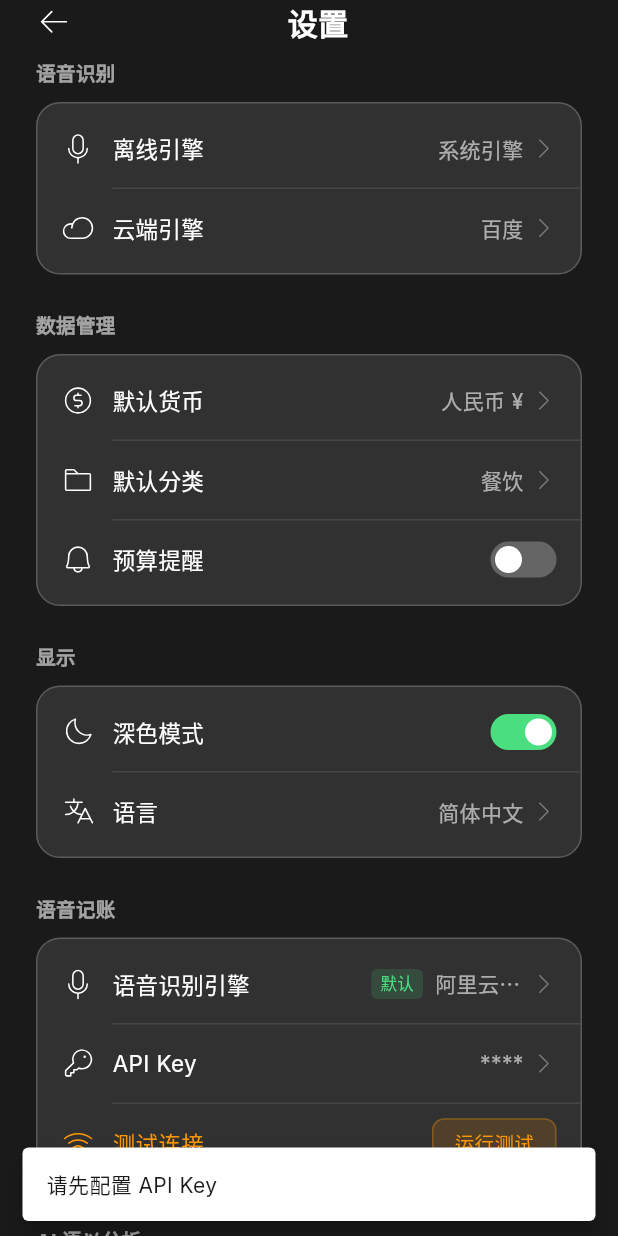
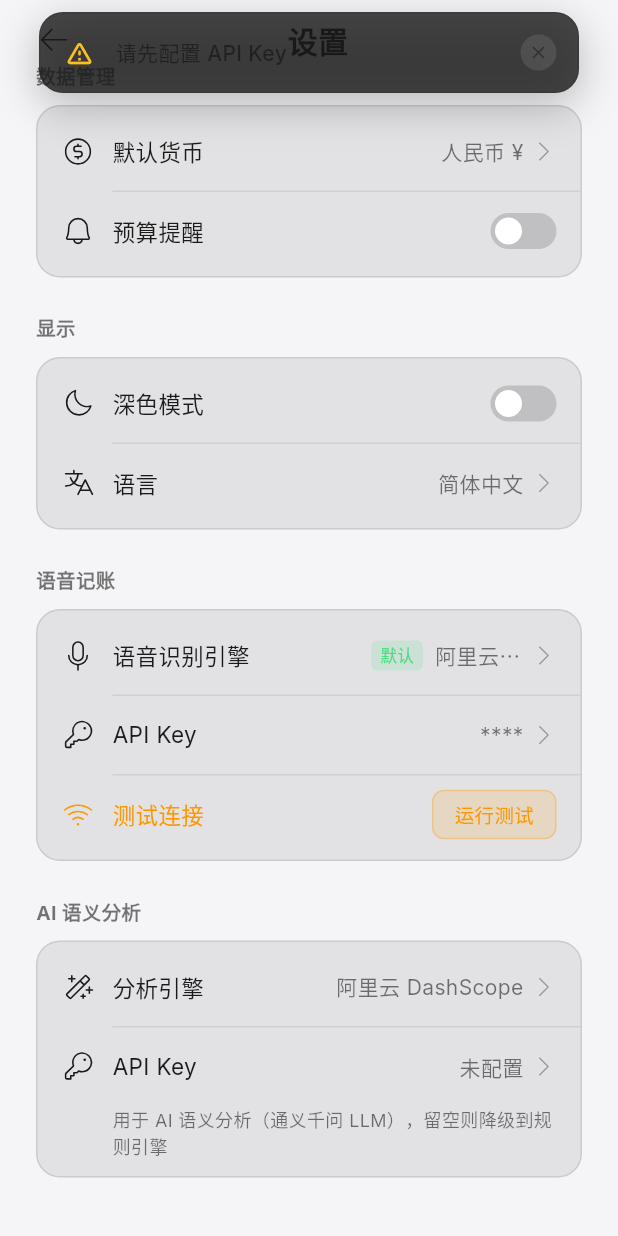
Before and after one commit to Historya/timi, a Flutter app: the SettingsScreen screen opened by its route, after a tap on "运行测试", on a phone screen of 412 x 824 dp. Run offline on Flutter 3.47's test engine with Material 3 defaults, Android fonts, the phone set to English and light mode, and no system bars; our stand-ins replace drift, flutter_animate, flutter_riverpod, go_router, google_fonts, phosphor_flutter; missing offline and left inert: record; accounts and stored records are empty; generated files the repository leaves out were written again.

Commit message:
添加预算提醒监听器和顶部通知组件

```diff
--- a/lib/providers/ui_providers.dart
+++ b/lib/providers/ui_providers.dart
@@ -57,7 +57,8 @@ final allCategoriesProvider = StreamProvider.autoDispose<List<CategoriesTableDat
 });
 
 /// 当前主题模式（暗色/浅色）
-final themeModeProvider = StateProvider<ThemeMode>((ref) => ThemeMode.dark);
+/// 当前主题模式（system=跟随系统, dark=深色, light=浅色）
+final themeModeProvider = StateProvider<ThemeMode>((ref) => ThemeMode.system);
 
 /// 当前选中的标签页索引（0=首页, 1=账单, 2=统计, 3=我的）
 final currentTabIndexProvider = StateProvider<int>((ref) => 0);
@@ -72,6 +73,12 @@ final monthlyStatsProvider = StreamProvider.autoDispose
 final dailyTotalsProvider = StreamProvider.autoDispose
     .family<List<DailyTotal>, DateTime>((ref, month) {
   return ref.watch(transactionDaoProvider).watchDailyTotals(month.year, month.month);
+});
+
+/// 指定年份 1-12 月每月支出汇总（用于年度趋势图）
+final yearlyMonthlyTotalsProvider = StreamProvider.autoDispose
+    .family<List<MonthlyTotal>, int>((ref, year) {
+  return ref.watch(transactionDaoProvider).watchYearlyMonthlyTotals(year);
 });
 
 /// 指定月份指定类型的分类排名（含 categoryId 和 total）
@@ -105,13 +112,16 @@ final monthlyBudgetProvider = FutureProvider.autoDispose
   ).first;
   final rankingMap = {for (var r in rankings) r.categoryId: r.total};
 
-  double totalSpent = 0;
+  // 获取当月全量总支出（包含所有分类，而非仅设有预算的分类）
+  final totalSpent = await transactionDao.getMonthlyTotalByType(
+    param.year, param.month, 'expense',
+  );
+
   final categorySpending = <CategoryBudgetWithSpending>[];
   for (final cb in categoryBudgets) {
     final category = categoryMap[cb.categoryId];
     if (category == null) continue;
     final actualSpent = rankingMap[cb.categoryId] ?? 0;
-    totalSpent += actualSpent;
     categorySpending.add(CategoryBudgetWithSpending(
       category: category,
       budgetAmount: cb.amount,
--- a/lib/ui/settings/settings_screen.dart
+++ b/lib/ui/settings/settings_screen.dart
@@ -9,6 +9,7 @@ import 'package:timi/providers/ui_providers.dart';
 import 'package:timi/services/asr_service.dart';
 import 'package:timi/services/dashscope_asr_service.dart';
 import 'package:timi/services/tencent_asr_service.dart';
+import 'package:timi/ui/shared/widgets/top_notification.dart';
 
 /// 设置页面
 class SettingsScreen extends ConsumerWidget {
@@ -29,11 +30,6 @@ class SettingsScreen extends ConsumerWidget {
                   child: Column(
                     crossAxisAlignment: CrossAxisAlignment.start,
                     children: [
-                      const SizedBox(height: 10),
-                      const _SectionTitle('语音识别'),
-                      const SizedBox(height: 10),
-                      const _VoiceCard(),
-                      const SizedBox(height: 24),
                       const _SectionTitle('数据管理'),
                       const SizedBox(height: 10),
                       const _DataCard(),
@@ -69,7 +65,7 @@ class _SettingsHeader extends StatelessWidget {
   @override
   Widget build(BuildContext context) {
     return Padding(
-      padding: const EdgeInsets.symmetric(horizontal: 24),
+      padding: const EdgeInsets.fromLTRB(24, 12, 24, 0),
       child: Row(
         children: [
           // 返回按钮 24px
@@ -221,45 +217,6 @@ class _ToggleSwitch extends StatelessWidget {
   }
 }
 
-/// 语音识别卡片 — 从 SettingsTable 加载引擎设置
-class _VoiceCard extends ConsumerWidget {
-  const _VoiceCard();
-
-  @override
-  Widget build(BuildContext context, WidgetRef ref) {
-    // 获取 SettingsDao 实例
-    final dao = ref.watch(settingsDaoProvider);
-    return Container(
-      padding: const EdgeInsets.symmetric(vertical: 4),
-      decoration: AppTheme.glassDecoration(
-        fill: AppTheme.glassFillStrong(context),
-        stroke: AppTheme.glassStroke(context),
-      ),
-      child: Column(
-        children: [
-          _SettingRow(
-            icon: PhosphorIconsLight.microphone,
-            label: '离线引擎',
-            trailing: FutureBuilder<String?>(
-              future: dao.get('offline_engine'),
-              builder: (context, snapshot) => _TrailingText(snapshot.data ?? '系统引擎'),
-            ),
-          ),
-          const _Divider(),
-          _SettingRow(
-            icon: PhosphorIconsLight.cloud,
-            label: '云端引擎',
-            trailing: FutureBuilder<String?>(
-              future: dao.get('cloud_engine'),
-              builder: (context, snapshot) => _TrailingText(snapshot.data ?? '百度'),
-            ),
-          ),
-        ],
-      ),
-    );
-  }
-}
-
 /// 数据管理卡片 — 加载货币 / 分类 / 预算提醒，预算提醒可写回数据库
 class _DataCard extends ConsumerStatefulWidget {
   const _DataCard();
@@ -315,15 +272,6 @@ class _DataCardState extends ConsumerState<_DataCard> {
             trailing: FutureBuilder<String?>(
               future: dao.get('currency'),
               builder: (context, snapshot) => _TrailingText(snapshot.data ?? '人民币 ¥'),
-            ),
-          ),
-          const _Divider(),
-          _SettingRow(
-            icon: PhosphorIconsLight.folder,
-            label: '默认分类',
-            trailing: FutureBuilder<String?>(
-              future: dao.get('default_category'),
-              builder: (context, snapshot) => _TrailingText(snapshot.data ?? '餐饮'),
             ),
           ),
           const _Divider(),
@@ -590,12 +538,17 @@ class _AsrSettingsCardState extends ConsumerState<_AsrSettingsCard> {
   Future<void> _testConnection() async {
     // 验证凭证是否已填写
     if (_engine == 'dashscope' && _dashscopeKey.isEmpty) {
-      _showSnackBar('请先配置 API Key');
+      TopNotification.show(context,
+          message: '请先配置 API Key', type: TopNotificationType.warning);
       return;
     }
     if (_engine == 'tencent') {
-      if (_tencentAppId.isEmpty || _tencentSecretId.isEmpty || _tencentSecretKey.isEmpty) {
-        _showSnackBar('请先填写完整的腾讯云 ASR 凭证');
+      if (_tencentAppId.isEmpty ||
+          _tencentSecretId.isEmpty ||
+          _tencentSecretKey.isEmpty) {
+        TopNotification.show(context,
+            message: '请先填写完整的腾讯云 ASR 凭证',
+            type: TopNotificationType.warning);
         return;
       }
     }
@@ -628,14 +581,17 @@ class _AsrSettingsCardState extends ConsumerState<_AsrSettingsCard> {
       // 连接成功，断开后提示
       await service.disconnect();
       if (mounted) {
-        _showSnackBar('✅ 连接成功！ASR 服务可用');
+        TopNotification.show(context,
+            message: '连接成功！ASR 服务可用',
+            type: TopNotificationType.success);
         setState(() => _testStatus = 'success');
       }
     } catch (e) {
       // 连接失败，断开清理后报错
       await service.disconnect();
       if (mounted) {
-        _showSnackBar('❌ 连接失败：$e');
+        TopNotification.show(context,
+            message: '连接失败：$e', type: TopNotificationType.error);
         setState(() => _testStatus = 'failure');
       }
     } finally {
@@ -643,18 +599,6 @@ class _AsrSettingsCardState extends ConsumerState<_AsrSettingsCard> {
         setState(() => _testing = false);
       }
     }
-  }
-
-  /// 显示 SnackBar 提示信息
-  void _showSnackBar(String message) {
-    if (!context.mounted) return;
-    ScaffoldMessenger.of(context).showSnackBar(
-      SnackBar(
-        content: Text(message),
-        behavior: SnackBarBehavior.floating,
-        duration: const Duration(seconds: 3),
-      ),
-    );
   }
 
   @override
@@ -1166,12 +1110,22 @@ class _DisplayCard extends ConsumerWidget {
             icon: PhosphorIconsLight.moon,
             label: '深色模式',
             trailing: _ToggleSwitch(
-              value: themeMode == ThemeMode.dark,
+              // 判断当前是否实际处于深色模式（考虑跟随系统的情况）
+              value: switch (themeMode) {
+                ThemeMode.dark => true,
+                ThemeMode.light => false,
+                ThemeMode.system =>
+                  MediaQuery.platformBrightnessOf(context) == Brightness.dark,
+              },
               onChanged: () {
-                // 切换暗色/浅色主题
-                ref.read(themeModeProvider.notifier).update(
-                  (state) => state == ThemeMode.dark ? ThemeMode.light : ThemeMode.dark,
-                );
+                // 循环切换：跟随系统 → 深色 → 浅色 → 跟随系统
+                ref.read(themeModeProvider.notifier).update((state) {
+                  return switch (state) {
+                    ThemeMode.system => ThemeMode.dark,
+                    ThemeMode.dark => ThemeMode.light,
+                    ThemeMode.light => ThemeMode.system,
+                  };
+                });
               },
             ),
           ),
--- /dev/null
+++ b/lib/ui/shared/widgets/budget_alert_watcher.dart
@@ -0,0 +1,121 @@
+// 预算提醒监听器 — 响应式检测月支出是否超预算
+//
+// 使用方式：包裹在 MaterialApp 外层，自动监听支出变化。
+// 当预算提醒开关开启且当月支出超过预算额度时，
+// 从顶部滑出磨砂玻璃通知横幅。
+//
+// 注意：仅在首次超过时弹出，同一次超支不重复提醒。
+
+import 'dart:async';
+import 'package:flutter/material.dart';
+import 'package:flutter_riverpod/flutter_riverpod.dart';
+import 'package:timi/data/database/daos/transaction_dao.dart';
+import 'package:timi/core/router/app_router.dart';
+import 'package:timi/providers/database_provider.dart';
+import 'package:timi/providers/ui_providers.dart';
+import 'package:timi/ui/shared/widgets/top_notification.dart';
+
+/// 预算提醒监听器
+///
+/// 响应式监听月度支出汇总，在超预算时弹出顶部通知。
+/// 复用 [monthlyStatsProvider]（来自 ui_providers）作为支出数据源，
+/// 复用 [budgetDaoProvider] 获取当月预算金额。
+class BudgetAlertWatcher extends ConsumerStatefulWidget {
+  final Widget child;
+
+  const BudgetAlertWatcher({super.key, required this.child});
+
+  @override
+  ConsumerState<BudgetAlertWatcher> createState() =>
+      _BudgetAlertWatcherState();
+}
+
+class _BudgetAlertWatcherState extends ConsumerState<BudgetAlertWatcher> {
+  /// 上次提醒时的支出金额，用于避免重复提醒
+  double _lastAlertedTotal = -1;
+
+  /// 预算提醒开关是否开启
+  bool _alertEnabled = false;
+
+  /// 当月的总预算金额（null 表示未设置预算）
+  double? _budgetAmount;
+
+  @override
+  void initState() {
+    super.initState();
+    // 异步读取提醒开关和预算数据
+    _loadSettings();
+  }
+
+  Future<void> _loadSettings() async {
+    final settingsDao = ref.read(settingsDaoProvider);
+    final budgetDao = ref.read(budgetDaoProvider);
+    final now = DateTime.now();
+
+    // 读取预算提醒开关
+    final alertValue = await settingsDao.get('budget_alert');
+    if (mounted) {
+      setState(() => _alertEnabled = alertValue == 'true');
+    }
+
+    // 读取当前月预算（复用已有 DAO）
+    final budget = await budgetDao.getMonthly(now.year, now.month);
+    if (mounted) {
+      setState(() => _budgetAmount = budget?.amount);
+    }
+  }
+
+  @override
+  Widget build(BuildContext context) {
+    final now = DateTime.now();
+    // 复用 ui_providers 中已有的月度统计流（响应式）
+    final currentMonth = DateTime(now.year, now.month, 1);
+
+    // 监听月度支出汇总（每当数据库有交易变动时自动触发）
+    ref.listen<AsyncValue<MonthlySummary>>(
+      monthlyStatsProvider(currentMonth),
+      (previous, next) {
+        next.whenOrNull(
+          data: (summary) {
+            _checkBudget(summary);
+          },
+        );
+      },
+    );
+
+    return widget.child;
+  }
+
+  /// 检查是否超预算，超则弹出提醒
+  void _checkBudget(MonthlySummary summary) {
+    // 条件一：提醒开关必须开启
+    if (!_alertEnabled) return;
+    // 条件二：必须设置了预算
+    if (_budgetAmount == null || _budgetAmount! <= 0) return;
+    // 条件三：当前支出必须超过预算
+    if (summary.totalExpense <= _budgetAmount!) return;
+    // 条件四：避免同一个阈值重复提醒
+    if (summary.totalExpense == _lastAlertedTotal) return;
+
+    // 标记已提醒，避免重复弹出
+    _lastAlertedTotal = summary.totalExpense;
+
+    // 计算超支比例
+    final overRatio =
+        (summary.totalExpense / _budgetAmount! - 1) * 100;
+    final message = overRatio > 50
+        ? '本月预算已超支 ${overRatio.toStringAsFixed(0)}%！'
+        : '本月预算已超支！';
+
+    // 从顶部弹出磨砂玻璃通知
+    // 使用 rootNavigatorKey 获取 Overlay（BudgetAlertWatcher 位于 MaterialApp 上方，
+    // 直接使用 context 无法找到 Overlay）
+    final navigatorState = rootNavigatorKey.currentState;
+    TopNotification.show(
+      context,
+      message: message,
+      type: TopNotificationType.warning,
+      overlay: navigatorState?.overlay,
+    );
+  }
+}
--- /dev/null
+++ b/lib/ui/shared/widgets/top_notification.dart
@@ -0,0 +1,263 @@
+// 顶部通知弹窗组件 — 磨砂玻璃风格，从顶部滑入
+//
+// 统一替代所有 ScaffoldMessenger.showSnackBar 调用。
+// 支持 info/warning/error/success 四种类型，自动 3 秒后消失。
+//
+// 使用方式:
+//   TopNotification.show(context, message: '操作成功');
+//   TopNotification.show(context, message: '出错了', type: TopNotificationType.error);
+
+import 'package:flutter/material.dart';
+import 'package:timi/core/theme/app_theme.dart';
+
+/// 通知类型枚举
+enum TopNotificationType {
+  /// 信息提示（绿色）
+  info,
+
+  /// 警告提示（黄色）
+  warning,
+
+  /// 错误提示（红色）
+  error,
+
+  /// 成功提示（绿色）
+  success,
+}
+
+/// 顶部通知弹窗 — 静态辅助类
+///
+/// 通过 Overlay 在屏幕顶部展示磨砂玻璃风格的通知横幅。
+class TopNotification {
+  TopNotification._();
+
+  /// 显示顶部通知
+  ///
+  /// [context] 用于获取 Overlay 和主题（当提供了 [overlay] 参数时，context 仅用
+  ///           于主题获取，不再用于查找 Overlay）
+  /// [message] 通知文本内容
+  /// [type] 通知类型，决定图标和颜色（默认 info）
+  /// [icon] 自定义图标，传 null 则根据 type 自动选择
+  /// [duration] 展示时长，默认 3 秒
+  /// [showClose] 是否显示关闭按钮
+  /// [overlay] 可选的 OverlayState，当 context 无法找到 Overlay 时使用
+  ///           （如 BudgetAlertWatcher 位于 MaterialApp 上层）
+  static void show(
+    BuildContext context, {
+    required String message,
+    TopNotificationType type = TopNotificationType.info,
+    IconData? icon,
+    Duration duration = const Duration(seconds: 3),
+    bool showClose = true,
+    OverlayState? overlay,
+  }) {
+    // 根据类型选择默认图标和颜色
+    late final IconData defaultIcon;
+    late final Color defaultColor;
+
+    switch (type) {
+      case TopNotificationType.info:
+        defaultIcon = Icons.info_outline;
+        defaultColor = const Color(0xFF69DB7C); // 绿色
+      case TopNotificationType.warning:
+        defaultIcon = Icons.warning_amber_rounded;
+        defaultColor = const Color(0xFFFBBF24); // 黄色
+      case TopNotificationType.error:
+        defaultIcon = Icons.error_outline;
+        defaultColor = const Color(0xFFF87171); // 红色
+      case TopNotificationType.success:
+        defaultIcon = Icons.check_circle_outline;
+        defaultColor = const Color(0xFF4ADE80); // 绿色
+    }
+
+    // 优先使用传入的 overlay，否则从 context 向上查找
+    final effectiveOverlay = overlay ?? Overlay.of(context);
+    late final OverlayEntry entry;
+
+    entry = OverlayEntry(
+      builder: (_) => _TopNotificationWidget(
+        message: message,
+        icon: icon ?? defaultIcon,
+        iconColor: defaultColor,
+        showClose: showClose,
+        duration: duration,
+        onDismiss: () => entry.remove(),
+      ),
+    );
+
+    effectiveOverlay.insert(entry);
+  }
+}
+
+/// 顶部通知的内部 Widget
+class _TopNotificationWidget extends StatefulWidget {
+  final String message;
+  final IconData icon;
+  final Color iconColor;
+  final bool showClose;
+  final Duration duration;
+  final VoidCallback onDismiss;
+
+  const _TopNotificationWidget({
+    required this.message,
+    required this.icon,
+    required this.iconColor,
+    required this.showClose,
+    required this.duration,
+    required this.onDismiss,
+  });
+
+  @override
+  State<_TopNotificationWidget> createState() => _TopNotificationWidgetState();
+}
+
+class _TopNotificationWidgetState extends State<_TopNotificationWidget>
+    with SingleTickerProviderStateMixin {
+  late final AnimationController _controller;
+  late final Animation<Offset> _slideAnimation;
+  late final Animation<double> _fadeAnimation;
+
+  @override
+  void initState() {
+    super.initState();
+
+    // 初始化动画控制器：入场（250ms）+ 停留 + 出场（250ms）
+    _controller = AnimationController(
+      vsync: this,
+      duration: const Duration(milliseconds: 250),
+    );
+
+    _slideAnimation = Tween<Offset>(
+      begin: const Offset(0, -1.5),
+      end: Offset.zero,
+    ).animate(CurvedAnimation(
+      parent: _controller,
+      curve: Curves.easeOutCubic,
+    ));
+
+    _fadeAnimation = Tween<double>(begin: 0, end: 1).animate(_controller);
+
+    // 播放入场动画
+    _controller.forward();
+
+    // 自动消失
+    Future.delayed(widget.duration, _dismiss);
+  }
+
+  Future<void> _dismiss() async {
+    // 出场动画（反向）后再移除
+    await _controller.reverse();
+    if (mounted) {
+      widget.onDismiss();
+    }
+  }
+
+  @override
+  void dispose() {
+    _controller.dispose();
+    super.dispose();
+  }
+
+  @override
+  Widget build(BuildContext context) {
+    final padding = MediaQuery.of(context).padding.top;
+
+    return SlideTransition(
+      position: _slideAnimation,
+      child: FadeTransition(
+        opacity: _fadeAnimation,
+        child: SafeArea(
+          // 只保留顶部 safe area，底部不需要
+          top: false,
+          bottom: false,
+          child: Align(
+            alignment: Alignment.topCenter,
+            child: Padding(
+              padding: EdgeInsets.only(top: padding + 8),
+              child: Material(
+                color: Colors.transparent,
+                child: Container(
+                  constraints: const BoxConstraints(
+                    maxWidth: 360,
+                    minHeight: 52,
+                  ),
+                  margin: const EdgeInsets.symmetric(horizontal: 24),
+                  decoration: BoxDecoration(
+                    color: const Color(0xCC1A1A1A),
+                    borderRadius: BorderRadius.circular(16),
+                    border: Border.all(
+                      color: AppTheme.glassStroke(context),
+                      width: 1,
+                    ),
+                    boxShadow: [
+                      BoxShadow(
+                        color: Colors.black.withValues(alpha: 0.25),
+                        blurRadius: 24,
+                        offset: const Offset(0, 8),
+                      ),
+                    ],
+                  ),
+                  child: Padding(
+                    padding: const EdgeInsets.symmetric(
+                      horizontal: 14,
+                      vertical: 14,
+                    ),
+                    child: Row(
+                      crossAxisAlignment: CrossAxisAlignment.center,
+                      children: [
+                        // 左侧图标
+                        Container(
+                          width: 24,
+                          height: 24,
+                          alignment: Alignment.center,
+                          child: Icon(
+                            widget.icon,
+                            color: widget.iconColor,
+                            size: 20,
+                          ),
+                        ),
+                        const SizedBox(width: 12),
+                        // 消息文本
+                        Expanded(
+                          child: Text(
+                            widget.message,
+                            style: TextStyle(
+                              fontSize: 14,
+                              fontWeight: FontWeight.w500,
+                              color: AppTheme.textOnSurface(context)
+                                  .withValues(alpha: 0.8),
+                            ),
+                          ),
+                        ),
+                        // 关闭按钮
+                        if (widget.showClose)
+                          GestureDetector(
+                            onTap: _dismiss,
+                            child: Container(
+                              width: 24,
+                              height: 24,
+                              decoration: BoxDecoration(
+                                color: Colors.white.withValues(alpha: 0.1),
+                                borderRadius: BorderRadius.circular(12),
+                              ),
+                              alignment: Alignment.center,
+                              child: Icon(
+                                Icons.close,
+                                color: AppTheme.textOnSurface(context)
+                                    .withValues(alpha: 0.6),
+                                size: 14,
+                              ),
+                            ),
+                          ),
+                      ],
+                    ),
+                  ),
+                ),
+              ),
+            ),
+          ),
+        ),
+      ),
+    );
+  }
+}
```
